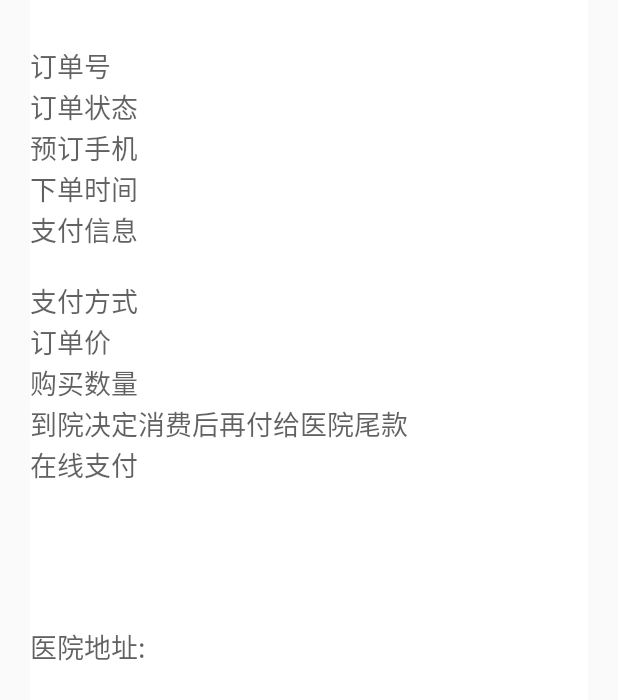
After one commit to iorizhou/imei_android, an Android app: the layout fragment_orderdetail.xml on its own in the app's theme, with its tools: preview values and no code run, on a phone screen of 412 x 824 dp. The commit adds this screen. Shown: the top 700 px of the screen. Run offline under Robolectric (Android 15) with nearby library versions, the phone set to English and light mode, and no system bars.

Commit message:
add order_detail

```diff
--- a/app/src/main/AndroidManifest.xml
+++ b/app/src/main/AndroidManifest.xml
@@ -51,5 +51,9 @@
             android:windowSoftInputMode="adjustPan"
             android:theme="@style/Theme.AppCompat.Light.NoActionBar"
             android:configChanges="orientation|screenSize|keyboardHidden"/>
+        <activity android:name=".mvp.view.activity.OrderDetailActivity"
+            android:windowSoftInputMode="adjustPan"
+            android:theme="@style/Theme.AppCompat.Light.NoActionBar"
+            android:configChanges="orientation|screenSize|keyboardHidden"/>
     </application>
 </manifest>
--- a/app/src/main/java/com/imei666/android/mvp/model/dto/OrderDTO.java
+++ b/app/src/main/java/com/imei666/android/mvp/model/dto/OrderDTO.java
@@ -1,7 +1,9 @@
 package com.imei666.android.mvp.model.dto;
 
+import java.io.Serializable;
+
 //订单
-public class OrderDTO {
+public class OrderDTO implements Serializable{
 	private long id;
 	private String itemName;
 	private long itemId;
--- a/app/src/main/java/com/imei666/android/utils/URLConstants.java
+++ b/app/src/main/java/com/imei666/android/utils/URLConstants.java
@@ -47,4 +47,6 @@ public class URLConstants {
 
     //获取支付宝支付信息
     public static final String GET_ORDER_LIST = HOST + "/order/list";
+
+
 }
--- /dev/null
+++ b/app/src/main/res/layout/fragment_orderdetail.xml
@@ -0,0 +1,178 @@
+<?xml version="1.0" encoding="utf-8"?>
+<LinearLayout xmlns:android="http://schemas.android.com/apk/res/android"
+    android:layout_width="match_parent"
+    android:orientation="vertical"
+    android:background="@color/white"
+    android:layout_marginLeft="20dp"
+    android:layout_marginRight="20dp"
+    android:paddingTop="30dp"
+    android:paddingBottom="10dp"
+    xmlns:zsr="http://schemas.android.com/apk/res-auto"
+    xmlns:app="http://schemas.android.com/apk/res-auto"
+    android:layout_height="match_parent">
+    <LinearLayout
+        android:orientation="vertical"
+        android:layout_width="match_parent"
+        android:layout_height="wrap_content">
+        <RelativeLayout
+            android:layout_width="match_parent"
+            android:layout_height="wrap_content">
+            <LinearLayout
+                android:layout_width="match_parent"
+                android:layout_height="wrap_content"
+                android:orientation="vertical"
+                android:layout_toLeftOf="@+id/ope_btn"
+                android:layout_marginRight="8dp"
+                android:layout_centerVertical="true"
+                >
+                <TextView
+                    android:layout_width="wrap_content"
+                    android:layout_height="wrap_content"
+                    android:text="订单号"
+                    android:id="@+id/orderdetail_orderid"
+                    android:textSize="18sp"
+                    android:textColor="@color/black_ff"
+                    />
+                <TextView
+                    android:layout_width="wrap_content"
+                    android:layout_height="wrap_content"
+                    android:text="订单状态"
+                    android:id="@+id/orderdetail_status"
+                    android:textSize="18sp"
+                    android:textColor="@color/black_ff"
+                    />
+            </LinearLayout>
+            <Button
+                android:visibility="gone"
+                android:id="@+id/ope_btn"
+                android:layout_alignParentRight="true"
+                android:layout_centerVertical="true"
+                android:layout_width="wrap_content"
+                android:layout_height="wrap_content" />
+        </RelativeLayout>
+
+        <TextView
+            android:layout_width="wrap_content"
+            android:layout_height="wrap_content"
+            android:text="预订手机"
+            android:id="@+id/orderdetail_phone"
+            android:textSize="18sp"
+            android:textColor="@color/black_ff"
+            />
+        <TextView
+            android:layout_width="wrap_content"
+            android:layout_height="wrap_content"
+            android:text="下单时间"
+            android:id="@+id/orderdetail_createtime"
+            android:textSize="18sp"
+            android:textColor="@color/black_ff"
+            />
+        <TextView
+            android:layout_width="wrap_content"
+            android:layout_height="wrap_content"
+            android:text="消费码"
+            android:id="@+id/orderdetail_consumecode"
+            android:textSize="18sp"
+            android:visibility="gone"
+            android:textColor="@color/black_ff"
+            />
+    </LinearLayout>
+    <TextView
+        android:layout_width="wrap_content"
+        android:layout_height="wrap_content"
+        android:text="支付信息"
+        android:textSize="18sp"
+        android:textColor="@color/black_ff"
+        />
+
+    <LinearLayout
+        android:layout_marginTop="20dp"
+        android:orientation="vertical"
+        android:layout_width="match_parent"
+        android:layout_height="wrap_content">
+
+        <TextView
+            android:layout_width="wrap_content"
+            android:layout_height="wrap_content"
+            android:text="支付方式"
+            android:id="@+id/orderdetail_paychannel"
+            android:textSize="18sp"
+            android:textColor="@color/black_ff"
+            />
+        <TextView
+            android:layout_width="wrap_content"
+            android:layout_height="wrap_content"
+            android:text="订单价"
+            android:id="@+id/orderdetail_discount"
+            android:textSize="18sp"
+            android:textColor="@color/black_ff"
+            />
+        <TextView
+            android:layout_width="wrap_content"
+            android:layout_height="wrap_content"
+            android:text="购买数量"
+            android:id="@+id/orderdetail_buycount"
+            android:textSize="18sp"
+            android:textColor="@color/black_ff"
+            />
+        <TextView
+            android:layout_width="wrap_content"
+            android:layout_height="wrap_content"
+            android:text="到院决定消费后再付给医院尾款"
+            android:id="@+id/orderdetail_wk"
+            android:textSize="18sp"
+            android:textColor="@color/black_ff"
+            />
+        <TextView
+            android:layout_width="wrap_content"
+            android:layout_height="wrap_content"
+            android:text="在线支付"
+            android:id="@+id/orderdetail_needpay"
+            android:textSize="18sp"
+            android:textColor="@color/black_ff"
+            />
+    </LinearLayout>
+
+    <LinearLayout
+        android:layout_marginTop="20dp"
+        android:orientation="vertical"
+        android:layout_width="match_parent"
+        android:layout_height="wrap_content">
+        <TextView
+            android:layout_width="wrap_content"
+            android:layout_height="wrap_content"
+            android:text=""
+            android:id="@+id/orderdetail_itemname"
+            android:textSize="18sp"
+            android:singleLine="true"
+            android:textColor="@color/black_ff"
+            />
+        <TextView
+            android:layout_width="wrap_content"
+            android:layout_height="wrap_content"
+            android:text=""
+            android:id="@+id/orderdetail_hospital"
+            android:textSize="18sp"
+            android:singleLine="true"
+            android:textColor="@color/black_ff"
+            />
+        <TextView
+            android:layout_width="wrap_content"
+            android:layout_height="wrap_content"
+            android:text=""
+            android:id="@+id/orderdetail_price"
+            android:textSize="18sp"
+            android:singleLine="true"
+            android:textColor="@color/black_ff"
+            />
+        <TextView
+            android:layout_width="wrap_content"
+            android:layout_height="wrap_content"
+            android:text="医院地址: "
+            android:id="@+id/orderdetail_hospitaladdr"
+            android:textSize="18sp"
+            android:singleLine="true"
+            android:textColor="@color/black_ff"
+            />
+    </LinearLayout>
+</LinearLayout>
--- a/app/src/main/res/layout/item_orderlist.xml
+++ b/app/src/main/res/layout/item_orderlist.xml
@@ -24,6 +24,7 @@
             android:layout_height="wrap_content" />
     </RelativeLayout>
     <RelativeLayout
+        android:id="@+id/orderlist_item_main_layout"
         android:layout_width="match_parent"
         android:layout_height="wrap_content">
 
```
Also changed, not shown: app/src/main/java/com/imei666/android/mvp/view/activity/BaseActivity.java (added, +31 -0 lines), app/src/main/java/com/imei666/android/mvp/view/activity/OrderDetailActivity.java (added, +76 -0 lines), app/src/main/java/com/imei666/android/mvp/view/fragment/OrderDetailFragment.java (added, +153 -0 lines), app/src/main/java/com/imei666/android/mvp/view/fragment/OrderFollowFragment.java (added, +45 -0 lines), app/src/main/java/com/imei666/android/utils/adapter/OrderListAdapter.java (+33 -2 lines), app/src/main/res/layout/activity_orderdetail.xml (added, +39 -0 lines), 3 other files.
